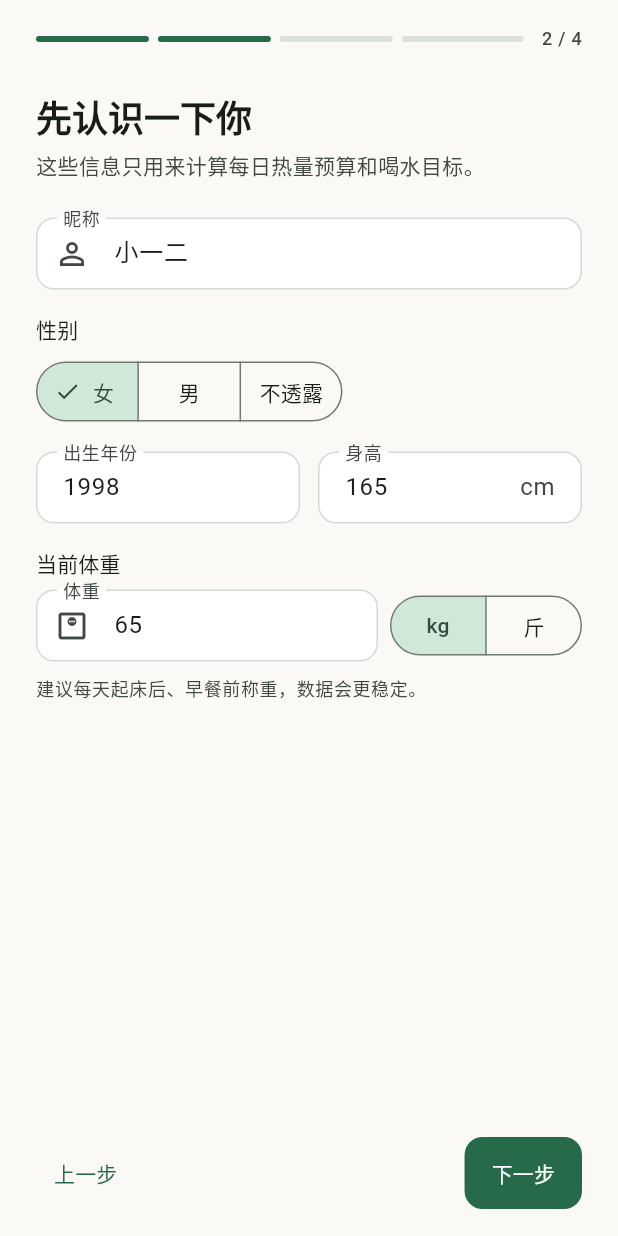
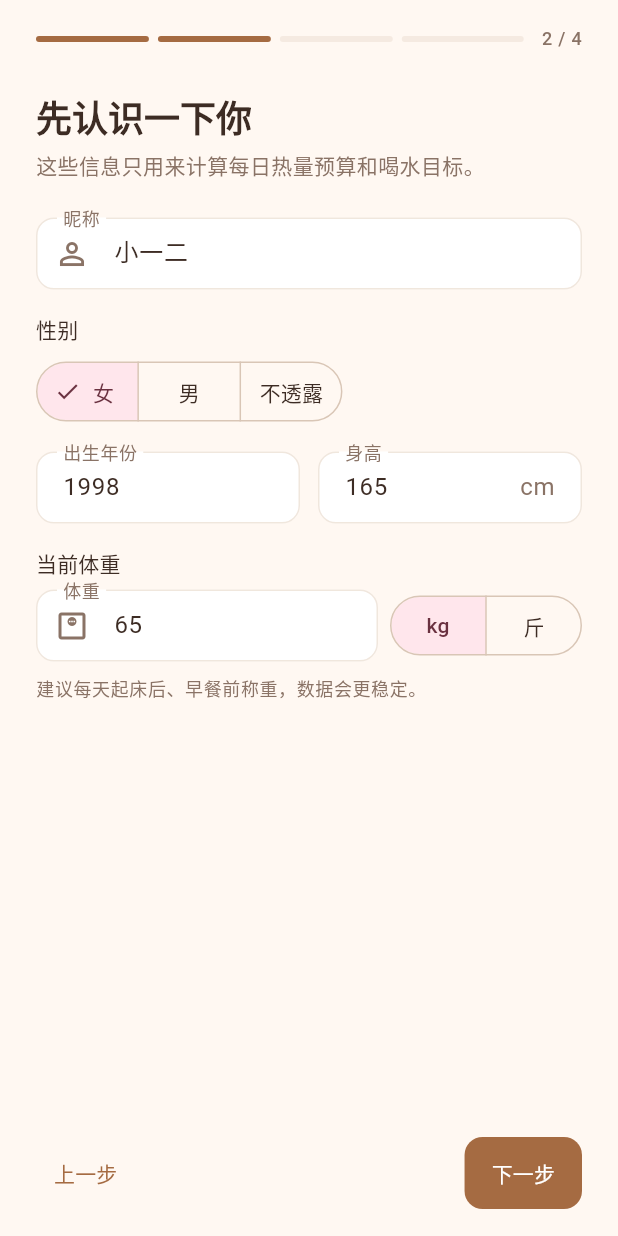
Before and after one commit to lamianyuwan521/plan, a Flutter app: the screen it shows after launch, after a tap on "开始使用", on a phone screen of 412 x 824 dp. Run offline on Flutter 3.47's test engine with Material 3 defaults, Android fonts, the phone set to English and light mode, and no system bars; our stand-ins replace fl_chart, image_picker, shared_preferences, web; missing offline and left inert: dart:js_interop, file_saver.

Commit message:
Use the bear illustration as the app icon and restyle the UI around its warm colors.
Co-authored-by: Cursor <cursoragent@cursor.com>

```diff
--- a/lib/core/app_theme.dart
+++ b/lib/core/app_theme.dart
@@ -3,13 +3,25 @@ import 'package:flutter/material.dart';
 class AppColors {
   AppColors._();
 
-  static const Color mint = Color(0xFF4FAE7F);
-  static const Color peach = Color(0xFFF2A65A);
-  static const Color water = Color(0xFF5B9BD5);
-  static const Color warning = Color(0xFFD99A00);
-  static const Color danger = Color(0xFFD9534F);
-  static const Color lightBackground = Color(0xFFFBF9F5);
-  static const Color darkBackground = Color(0xFF121614);
+  /// 熊毛浅棕：图表、运动等品牌图形。
+  static const Color caramel = Color(0xFFC4895A);
+
+  /// 稍深的浅棕：主按钮和选中态，白字可读。
+  static const Color caramelDeep = Color(0xFFA56B42);
+
+  /// 秋叶黄：热量、均线、连续打卡。
+  static const Color honey = Color(0xFFF0B429);
+
+  /// 腮红粉：收藏等轻强调。
+  static const Color blush = Color(0xFFE4899C);
+
+  /// 喝水。保留天蓝，方便和热量、体重区分。
+  static const Color water = Color(0xFF6AA8D1);
+
+  static const Color warning = Color(0xFFE09A2B);
+  static const Color danger = Color(0xFFE06A6A);
+  static const Color lightBackground = Color(0xFFFFF8F2);
+  static const Color darkBackground = Color(0xFF1C1612);
 }
 
 class AppTheme {
@@ -22,9 +34,33 @@ class AppTheme {
   static ThemeData _build(Brightness brightness) {
     final isDark = brightness == Brightness.dark;
     final scheme = ColorScheme.fromSeed(
-      seedColor: AppColors.mint,
+      seedColor: AppColors.caramel,
       brightness: brightness,
-      surface: isDark ? const Color(0xFF1C211E) : Colors.white,
+      primary: isDark ? const Color(0xFFE8C09A) : AppColors.caramelDeep,
+      onPrimary: isDark ? const Color(0xFF3E2918) : Colors.white,
+      primaryContainer: isDark ? const Color(0xFF5C4030) : const Color(0xFFFFE7C4),
+      onPrimaryContainer:
+          isDark ? const Color(0xFFFFE7C4) : const Color(0xFF5A3518),
+      secondary: isDark ? const Color(0xFFFFC1CC) : AppColors.blush,
+      onSecondary: const Color(0xFF5A2432),
+      secondaryContainer:
+          isDark ? const Color(0xFF5E3642) : const Color(0xFFFFE6EC),
+      onSecondaryContainer:
+          isDark ? const Color(0xFFFFE6EC) : const Color(0xFF6A3140),
+      tertiary: isDark ? const Color(0xFFFFD56A) : AppColors.honey,
+      onTertiary: const Color(0xFF3E2C08),
+      tertiaryContainer:
+          isDark ? const Color(0xFF5C4814) : const Color(0xFFFFF1CC),
+      onTertiaryContainer:
+          isDark ? const Color(0xFFFFF1CC) : const Color(0xFF5A3E08),
+      surface: isDark ? const Color(0xFF2A211C) : Colors.white,
+      onSurface: isDark ? const Color(0xFFF7F0E8) : const Color(0xFF3D2C24),
+      onSurfaceVariant:
+          isDark ? const Color(0xFFD4C3B6) : const Color(0xFF8A7366),
+      outline: isDark ? const Color(0xFF9A8678) : const Color(0xFFD9C6B6),
+      outlineVariant: isDark ? const Color(0xFF4A3B32) : const Color(0xFFEADCCF),
+      error: isDark ? const Color(0xFFFFB4AB) : AppColors.danger,
+      onError: isDark ? const Color(0xFF690005) : Colors.white,
     );
     final background =
         isDark ? AppColors.darkBackground : AppColors.lightBackground;
@@ -52,7 +88,7 @@ class AppTheme {
       ),
       inputDecorationTheme: InputDecorationTheme(
         filled: true,
-        fillColor: isDark ? const Color(0xFF232A26) : Colors.white,
+        fillColor: isDark ? const Color(0xFF342820) : Colors.white,
         contentPadding:
             const EdgeInsets.symmetric(horizontal: 14, vertical: 12),
         border: OutlineInputBorder(
@@ -93,19 +129,19 @@ class AppTheme {
         shape:
             RoundedRectangleBorder(borderRadius: BorderRadius.circular(12)),
         backgroundColor:
-            isDark ? const Color(0xFF2B332E) : const Color(0xFF2E3A33),
+            isDark ? const Color(0xFF4A382C) : const Color(0xFF4A3428),
         contentTextStyle: const TextStyle(color: Colors.white),
-        actionTextColor: AppColors.peach,
+        actionTextColor: isDark ? const Color(0xFFFFD56A) : AppColors.honey,
       ),
       bottomSheetTheme: BottomSheetThemeData(
-        backgroundColor: isDark ? const Color(0xFF1C211E) : Colors.white,
+        backgroundColor: isDark ? const Color(0xFF2A211C) : Colors.white,
         shape: const RoundedRectangleBorder(
           borderRadius: BorderRadius.vertical(top: Radius.circular(24)),
         ),
         showDragHandle: true,
       ),
       dialogTheme: DialogThemeData(
-        backgroundColor: isDark ? const Color(0xFF1C211E) : Colors.white,
+        backgroundColor: isDark ? const Color(0xFF2A211C) : Colors.white,
         shape: RoundedRectangleBorder(borderRadius: BorderRadius.circular(20)),
       ),
     );
--- a/lib/core/widgets.dart
+++ b/lib/core/widgets.dart
@@ -169,7 +169,7 @@ class MascotAvatar extends StatelessWidget {
       decoration: const BoxDecoration(
         shape: BoxShape.circle,
         gradient: LinearGradient(
-          colors: [AppColors.mint, AppColors.peach],
+          colors: [AppColors.caramel, AppColors.blush],
           begin: Alignment.topLeft,
           end: Alignment.bottomRight,
         ),
@@ -223,7 +223,7 @@ class ProgressRing extends StatelessWidget {
           trackColor:
               trackColor ?? scheme.primaryContainer.withValues(alpha: 0.65),
           markerValue: markerValue,
-          markerColor: markerColor ?? AppColors.peach,
+          markerColor: markerColor ?? AppColors.honey,
         ),
         child: Center(child: child),
       ),
--- a/lib/features/recipes/add_food_sheet.dart
+++ b/lib/features/recipes/add_food_sheet.dart
@@ -3,6 +3,7 @@ import 'package:flutter/services.dart';
 import 'package:provider/provider.dart';
 
 import '../../core/app_date.dart';
+import '../../core/app_theme.dart';
 import '../../core/formatters.dart';
 import '../../core/widgets.dart';
 import '../../data/app_repository.dart';
@@ -298,7 +299,7 @@ class _AddFoodSheetState extends State<AddFoodSheet> {
                             ),
                             trailing: recipe.isFavorite
                                 ? const Icon(Icons.star,
-                                    size: 18, color: Color(0xFFF2A65A))
+                                    size: 18, color: AppColors.blush)
                                 : const Icon(Icons.add_circle_outline, size: 20),
                             onTap: _saving ? null : () => _addRecipe(recipe),
                           );
--- a/lib/features/recipes/recipe_detail_page.dart
+++ b/lib/features/recipes/recipe_detail_page.dart
@@ -44,7 +44,7 @@ class RecipeDetailPage extends StatelessWidget {
             onPressed: () => repository.toggleFavorite(recipe.id),
             icon: Icon(
               recipe.isFavorite ? Icons.star : Icons.star_border,
-              color: recipe.isFavorite ? AppColors.peach : null,
+              color: recipe.isFavorite ? AppColors.blush : null,
             ),
           ),
           PopupMenuButton<String>(
--- a/lib/features/recipes/recipe_library_view.dart
+++ b/lib/features/recipes/recipe_library_view.dart
@@ -242,7 +242,7 @@ class _RecipeGridCard extends StatelessWidget {
                   recipe.isFavorite ? Icons.star : Icons.star_border,
                   size: 19,
                   color: recipe.isFavorite
-                      ? AppColors.peach
+                      ? AppColors.blush
                       : theme.colorScheme.onSurfaceVariant,
                 ),
               ),
@@ -348,7 +348,7 @@ class _RecipeListCard extends StatelessWidget {
               recipe.isFavorite ? Icons.star : Icons.star_border,
               size: 20,
               color: recipe.isFavorite
-                  ? AppColors.peach
+                  ? AppColors.blush
                   : theme.colorScheme.onSurfaceVariant,
             ),
           ),
--- a/lib/features/today/today_page.dart
+++ b/lib/features/today/today_page.dart
@@ -324,7 +324,7 @@ class _StreakChip extends StatelessWidget {
           const Icon(
             Icons.local_fire_department,
             size: 17,
-            color: AppColors.peach,
+            color: AppColors.honey,
           ),
           const SizedBox(width: 4),
           Text(
@@ -586,7 +586,7 @@ class _TodayExerciseCard extends StatelessWidget {
         children: [
           Row(
             children: [
-              const Icon(Icons.fitness_center, size: 18, color: AppColors.mint),
+              const Icon(Icons.fitness_center, size: 18, color: AppColors.caramel),
               const SizedBox(width: 6),
               Text(
                 '今日运动',
```
Also changed, not shown: lib/features/exercise/exercise_page.dart (+6 -6 lines), lib/features/weight/weight_chart.dart (+5 -5 lines), 23 other files.
